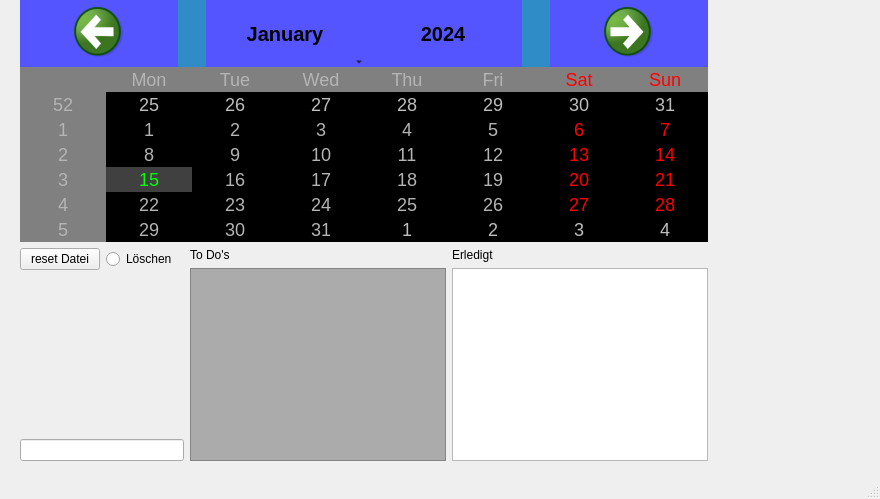
This is OrgaNicer/organicer.ui in Dirkoonk/OrgaNicer as Qt 5 draws it before an edit. The edited form follows.
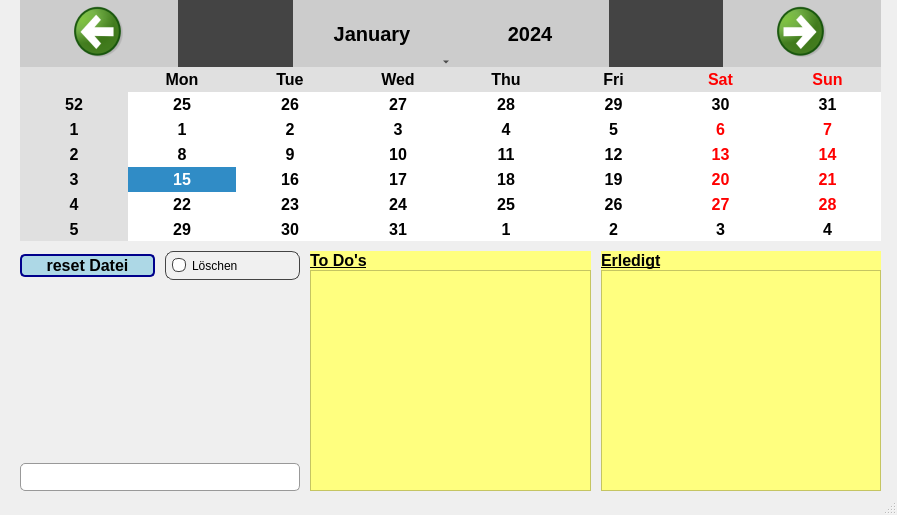
This is the edited form.

```diff
--- a/OrgaNicer/organicer.ui
+++ b/OrgaNicer/organicer.ui
@@ -6,14 +6,23 @@
    <rect>
     <x>0</x>
     <y>0</y>
-    <width>880</width>
-    <height>499</height>
+    <width>897</width>
+    <height>515</height>
    </rect>
   </property>
   <property name="windowTitle">
    <string>OrgaNicer</string>
   </property>
   <widget class="QWidget" name="centralwidget">
+   <property name="enabled">
+    <bool>true</bool>
+   </property>
+   <property name="sizePolicy">
+    <sizepolicy hsizetype="Expanding" vsizetype="Expanding">
+     <horstretch>0</horstretch>
+     <verstretch>0</verstretch>
+    </sizepolicy>
+   </property>
    <property name="minimumSize">
     <size>
      <width>880</width>
@@ -34,37 +43,80 @@
      <rect>
       <x>20</x>
       <y>0</y>
-      <width>688</width>
-      <height>461</height>
+      <width>861</width>
+      <height>491</height>
      </rect>
     </property>
-    <layout class="QVBoxLayout" name="verticalLayout">
+    <layout class="QVBoxLayout" name="_2" stretch="10,10">
+     <property name="spacing">
+      <number>10</number>
+     </property>
+     <property name="sizeConstraint">
+      <enum>QLayout::SetNoConstraint</enum>
+     </property>
+     <property name="leftMargin">
+      <number>0</number>
+     </property>
+     <property name="rightMargin">
+      <number>0</number>
+     </property>
      <item>
       <widget class="QCalendarWidget" name="calendarWidget">
+       <property name="sizePolicy">
+        <sizepolicy hsizetype="Expanding" vsizetype="Expanding">
+         <horstretch>0</horstretch>
+         <verstretch>0</verstretch>
+        </sizepolicy>
+       </property>
+       <property name="font">
+        <font>
+         <pointsize>12</pointsize>
+         <bold>true</bold>
+        </font>
+       </property>
+       <property name="autoFillBackground">
+        <bool>false</bool>
+       </property>
        <property name="styleSheet">
-        <string notr="true">QCalendarWidget QToolButton{
+        <string notr="true">/* Hintergrundfarbe und Rahmen des Kalenderwidgets */
+QCalendarWidget {
+    background-color: #f0f0f0; /* Hellgrau */
+    border: 2px solid #444444; /* Dunkelgrau */
+}
 
+/* Schaltflächen für die Navigation zwischen Monaten */
+QCalendarWidget QToolButton {
 height:60px;
 width:150px;
-color:black;
 font-size:20px;
 icon-size:56px,56px;
-background-color:rgb(85, 85, 255);
+    background-color: #cccccc; /* Grau */
+    color: #000000; /* Schwarz */
+}
 
+/* Schaltflächen für die Auswahl eines bestimmten Datums */
+QCalendarWidget QToolButton:hover {
+    background-color: #888888; /* Dunkelgrau */
+    color: #ffffff; /* Weiß */
 }
 
-QCalendarWidget QWidget{
-alternate-background-color:rgb(128,128,128);
+/* Hintergrundfarbe und Textfarbe der Datumsbereiche */
+QCalendarWidget QAbstractItemView {
+    alternate-background-color: #e0e0e0; /* Mittelgrau */
+    color: #000000; /* Schwarz */
+}
 
+/* Markierte Tage */
+QCalendarWidget QAbstractItemView:selected {
+    background-color: #0055cc; /* Blau */
+    color: #ffffff; /* Weiß */
 }
 
-QCalendarWidget QAbstractItemView:enabled {
-
-font-size:18px;
-color:rgb(180,180,180);
-background-color:black;
-selection-background-color:rgb(64,64,64);
-selection-color:rgb(0,255,0);
+/* Kopfzeile des Kalenderwidgets */
+QCalendarWidget QWidget#qt_calendar_navigationbar {
+    background-color: #444444; /* Dunkelgrau */
+    color: #ffffff; /* Weiß */
+    border: none;
 }</string>
        </property>
       </widget>
@@ -77,6 +129,31 @@
           <layout class="QHBoxLayout" name="horizontalLayout">
            <item>
             <widget class="QPushButton" name="pushButton_2">
+             <property name="styleSheet">
+              <string notr="true">/* Hintergrundfarbe und Rahmen des Buttons */
+QPushButton {
+    background-color: lightblue;
+    border: 2px solid darkblue;
+    border-radius: 5px; /* Abrunde die Ecken des Buttons */
+}
+
+/* Textfarbe und Schriftart */
+QPushButton {
+    color: black;
+    font-size: 16px;
+    font-weight: bold;
+}
+
+/* Hover-Zustand */
+QPushButton:hover {
+    background-color: blue;
+}
+
+/* Aktiver Zustand */
+QPushButton:pressed {
+    background-color: darkblue;
+}</string>
+             </property>
              <property name="text">
               <string>reset Datei</string>
              </property>
@@ -84,6 +161,47 @@
            </item>
            <item>
             <widget class="QRadioButton" name="radioButton">
+             <property name="styleSheet">
+              <string notr="true">/* Hintergrundfarbe und Rahmen des Radio-Buttons */
+QRadioButton {
+    background-color: #f0f0f0; /* Hellgrau */
+    color: #000000; /* Schwarz */
+    border: 1px solid #444444; /* Dunkelgrau */
+    border-radius: 8px; /* Abgerundete Ecken */
+    padding: 6px; /* Innenabstand */
+}
+
+/* Hintergrundfarbe und Textfarbe des markierten Radio-Buttons */
+QRadioButton:checked {
+    background-color: #0055cc; /* Blau */
+    color: #ffffff; /* Weiß */
+}
+
+/* Hintergrundfarbe und Textfarbe des markierten Radio-Buttons beim Hovern */
+QRadioButton:hover:checked {
+    background-color: #003d99; /* Dunkelblau */
+    color: #ffffff; /* Weiß */
+}
+
+/* Hintergrundfarbe des markierten Radio-Buttons beim Hovern */
+QRadioButton::indicator:checked:hover {
+    background-color: #003d99; /* Dunkelblau */
+}
+
+/* Hintergrundfarbe des Indikators (Kreis) */
+QRadioButton::indicator {
+    background-color: #ffffff; /* Weiß */
+    border: 1px solid #444444; /* Dunkelgrau */
+    width: 12px; /* Breite */
+    height: 12px; /* Höhe */
+    border-radius: 6px; /* Abgerundete Ecken */
+}
+
+/* Hintergrundfarbe des Indikators (Kreis) beim Hovern */
+QRadioButton::indicator:hover {
+    background-color: #cccccc; /* Grau */
+}</string>
+             </property>
              <property name="text">
               <string>Löschen</string>
              </property>
@@ -105,14 +223,63 @@
           </spacer>
          </item>
          <item>
-          <widget class="QLineEdit" name="lineEdit"/>
+          <widget class="QLineEdit" name="lineEdit">
+           <property name="styleSheet">
+            <string notr="true">/* Hintergrundfarbe und Rahmen des QLineEdit */
+QLineEdit {
+    background-color: #ffffff; /* Weiß */
+    border: 1px solid #999999; /* Grau */
+    border-radius: 5px; /* Abgerundete Ecken */
+    padding: 5px; /* Innenabstand */
+}
+
+/* Hintergrundfarbe und Textfarbe des QLineEdit beim Hovern */
+QLineEdit:hover {
+    background-color: #f0f0f0; /* Hellgrau */
+}
+
+/* Hintergrundfarbe und Textfarbe des QLineEdit beim Fokus */
+QLineEdit:focus {
+    background-color: #e0e0e0; /* Hellgrau */
+    border: 1px solid #007acc; /* Blau */
+}
+
+/* Hintergrundfarbe und Textfarbe des QLineEdit beim Deaktivieren */
+QLineEdit:disabled {
+    background-color: #f0f0f0; /* Hellgrau */
+    color: #999999; /* Grau */
+}
+
+/* Hintergrundfarbe und Textfarbe des QLineEdit beim Eingabefehler */
+QLineEdit:!valid {
+    background-color: #ffe0e0; /* Hellrot */
+    border: 1px solid #cc0000; /* Dunkelrot */
+}</string>
+           </property>
+          </widget>
          </item>
         </layout>
        </item>
        <item>
         <layout class="QVBoxLayout" name="verticalLayout_3">
+         <property name="spacing">
+          <number>0</number>
+         </property>
          <item>
           <widget class="QLabel" name="label">
+           <property name="font">
+            <font>
+             <pointsize>12</pointsize>
+             <bold>true</bold>
+             <underline>true</underline>
+            </font>
+           </property>
+           <property name="styleSheet">
+            <string notr="true">QLabel {
+    background-color: rgb(255, 255, 127);
+	color: black;
+}</string>
+           </property>
            <property name="text">
             <string>To Do's</string>
            </property>
@@ -128,7 +295,7 @@
            </property>
            <property name="styleSheet">
             <string notr="true">QListWidget {
-    background-color: rgb(171, 171, 171);
+    background-color: rgb(255, 255, 127);
 }</string>
            </property>
           </widget>
@@ -137,15 +304,37 @@
        </item>
        <item>
         <layout class="QVBoxLayout" name="verticalLayout_4">
+         <property name="spacing">
+          <number>0</number>
+         </property>
          <item>
           <widget class="QLabel" name="label_2">
+           <property name="font">
+            <font>
+             <pointsize>12</pointsize>
+             <bold>true</bold>
+             <underline>true</underline>
+            </font>
+           </property>
+           <property name="styleSheet">
+            <string notr="true">QLabel {
+    background-color: rgb(255, 255, 127);
+	color: black;
+}</string>
+           </property>
            <property name="text">
             <string>Erledigt</string>
            </property>
           </widget>
          </item>
          <item>
-          <widget class="QListWidget" name="Erledigt"/>
+          <widget class="QListWidget" name="Erledigt">
+           <property name="styleSheet">
+            <string notr="true">QListWidget {
+    background-color: rgb(255, 255, 127);
+}</string>
+           </property>
+          </widget>
          </item>
         </layout>
        </item>
```
